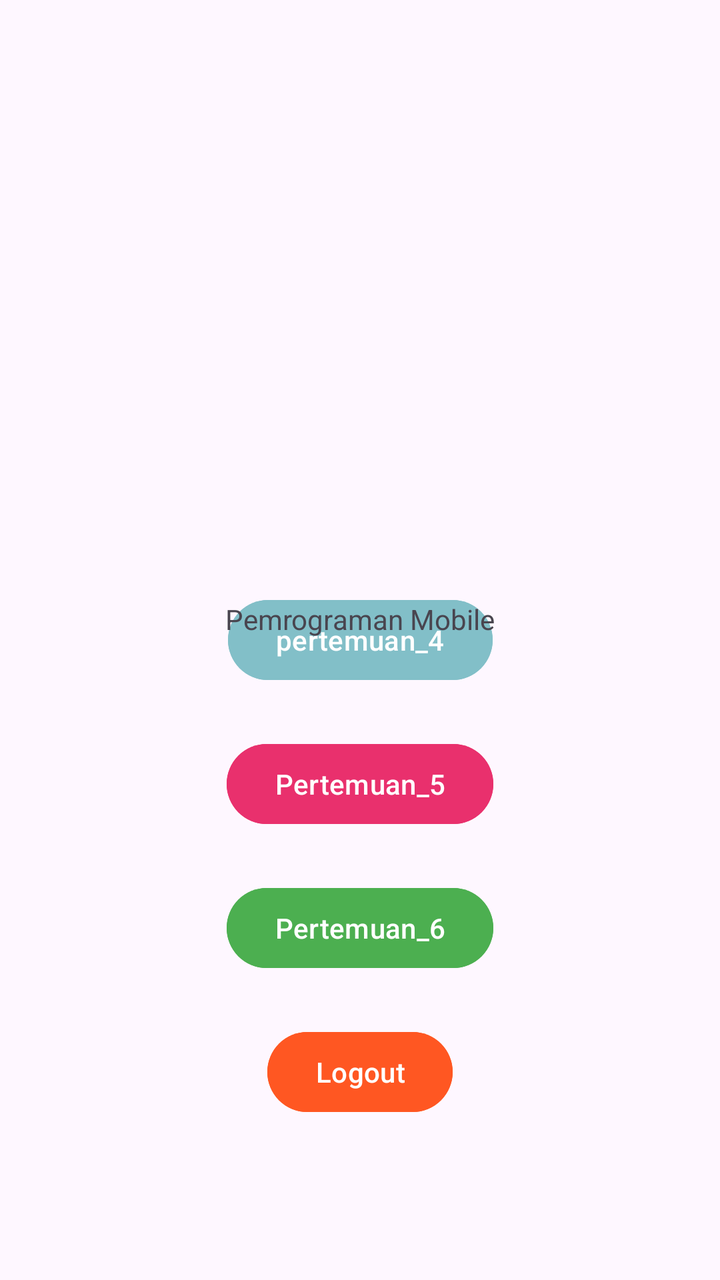
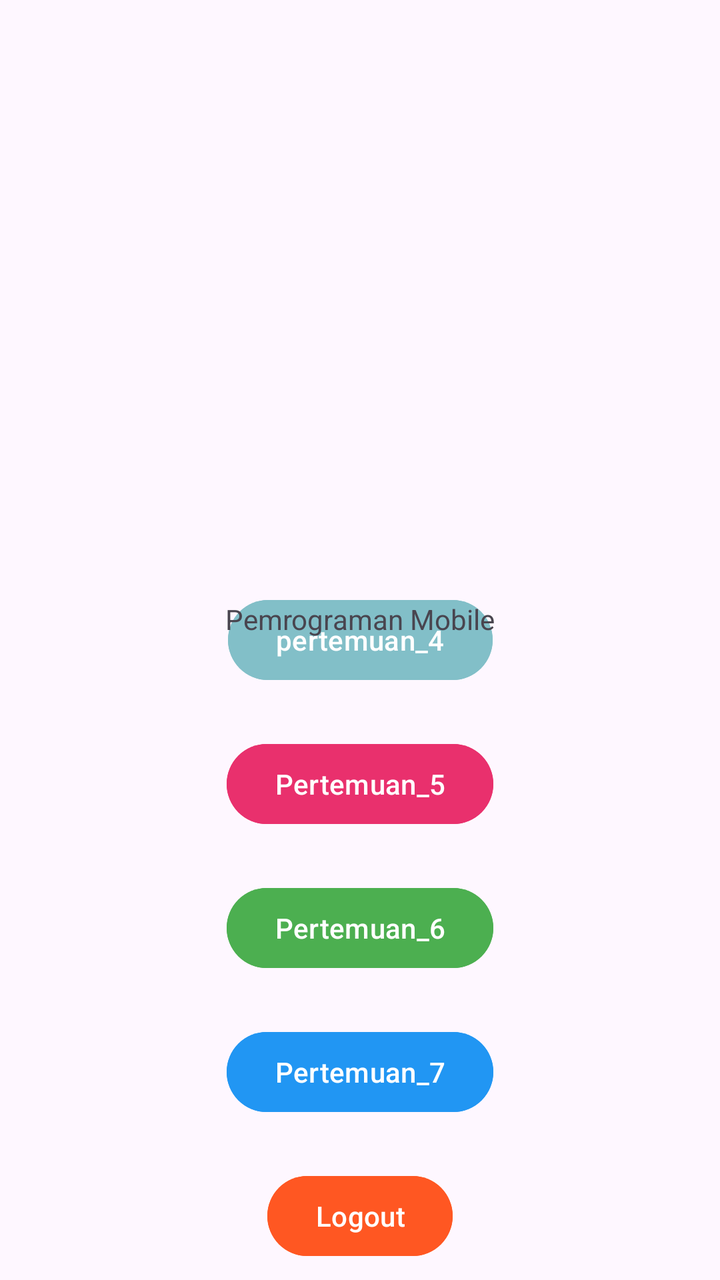

Compare the two renders of this Android layout. The source of the first and the diff that turns it into the second are given below.
<!-- AndroidManifest.xml: application theme Theme.Saturnussalsa -->
<!-- res/layout/activity_main.xml -->
<?xml version="1.0" encoding="utf-8"?>
<androidx.constraintlayout.widget.ConstraintLayout xmlns:android="http://schemas.android.com/apk/res/android"
    xmlns:app="http://schemas.android.com/apk/res-auto"
    xmlns:tools="http://schemas.android.com/tools"
    android:id="@+id/main"
    android:layout_width="match_parent"
    android:layout_height="match_parent"
    tools:context=".MainActivity">

    <Button
        android:id="@+id/btnToFourth"
        android:layout_width="wrap_content"
        android:layout_height="wrap_content"
        android:text="pertemuan_4"
        android:backgroundTint="#82BFC8"
        app:layout_constraintBottom_toBottomOf="parent"
        app:layout_constraintEnd_toEndOf="parent"
        app:layout_constraintStart_toStartOf="parent"
        app:layout_constraintTop_toTopOf="parent" />

    <Button
        android:id="@+id/btnToFifth"
        android:layout_width="wrap_content"
        android:layout_height="wrap_content"
        android:layout_marginTop="24dp"
        android:text="Pertemuan_5"
        android:backgroundTint="#E9306D"
        app:layout_constraintEnd_toEndOf="parent"
        app:layout_constraintStart_toStartOf="parent"
        app:layout_constraintTop_toBottomOf="@+id/btnToFourth" />

    <TextView
        android:id="@+id/textView3"
        android:layout_width="wrap_content"
        android:layout_height="wrap_content"
        android:layout_marginTop="300dp"
        android:text="Pemrograman Mobile"
        app:layout_constraintEnd_toEndOf="parent"
        app:layout_constraintStart_toStartOf="parent"
        app:layout_constraintTop_toTopOf="parent" />

    <Button
        android:id="@+id/btnToSixth"
        android:layout_width="wrap_content"
        android:layout_height="wrap_content"
        android:layout_marginTop="24dp"
        android:text="Pertemuan_6"
        android:backgroundTint="#4CAF50"
        app:layout_constraintEnd_toEndOf="parent"
        app:layout_constraintStart_toStartOf="parent"
        app:layout_constraintTop_toBottomOf="@+id/btnToFifth" />

    <Button
        android:id="@+id/btnLogout"
        android:layout_width="wrap_content"
        android:layout_height="wrap_content"
        android:layout_marginTop="24dp"
        android:text="Logout"
        android:backgroundTint="#FF5722"
        app:layout_constraintEnd_toEndOf="parent"
        app:layout_constraintStart_toStartOf="parent"
        app:layout_constraintTop_toBottomOf="@+id/btnToSixth" />

</androidx.constraintlayout.widget.ConstraintLayout>
<!-- resources referenced by this layout -->
<resources>
  <style name="Theme.Saturnussalsa" parent="Base.Theme.Saturnussalsa" />
  <style name="Base.Theme.Saturnussalsa" parent="Theme.Material3.DayNight.NoActionBar">
          
          
      </style>
</resources>

<!-- the commit's change to res/layout/activity_main.xml (unified diff, before → after) -->
@@ -51,6 +51,17 @@
         app:layout_constraintTop_toBottomOf="@+id/btnToFifth" />
 
     <Button
+        android:id="@+id/btnToSeventh"
+        android:layout_width="wrap_content"
+        android:layout_height="wrap_content"
+        android:layout_marginTop="24dp"
+        android:text="Pertemuan_7"
+        android:backgroundTint="#2196F3"
+        app:layout_constraintEnd_toEndOf="parent"
+        app:layout_constraintStart_toStartOf="parent"
+        app:layout_constraintTop_toBottomOf="@+id/btnToSixth" />
+
+    <Button
         android:id="@+id/btnLogout"
         android:layout_width="wrap_content"
         android:layout_height="wrap_content"
@@ -59,6 +70,6 @@
         android:backgroundTint="#FF5722"
         app:layout_constraintEnd_toEndOf="parent"
         app:layout_constraintStart_toStartOf="parent"
-        app:layout_constraintTop_toBottomOf="@+id/btnToSixth" />
+        app:layout_constraintTop_toBottomOf="@+id/btnToSeventh" />
 
 </androidx.constraintlayout.widget.ConstraintLayout>
